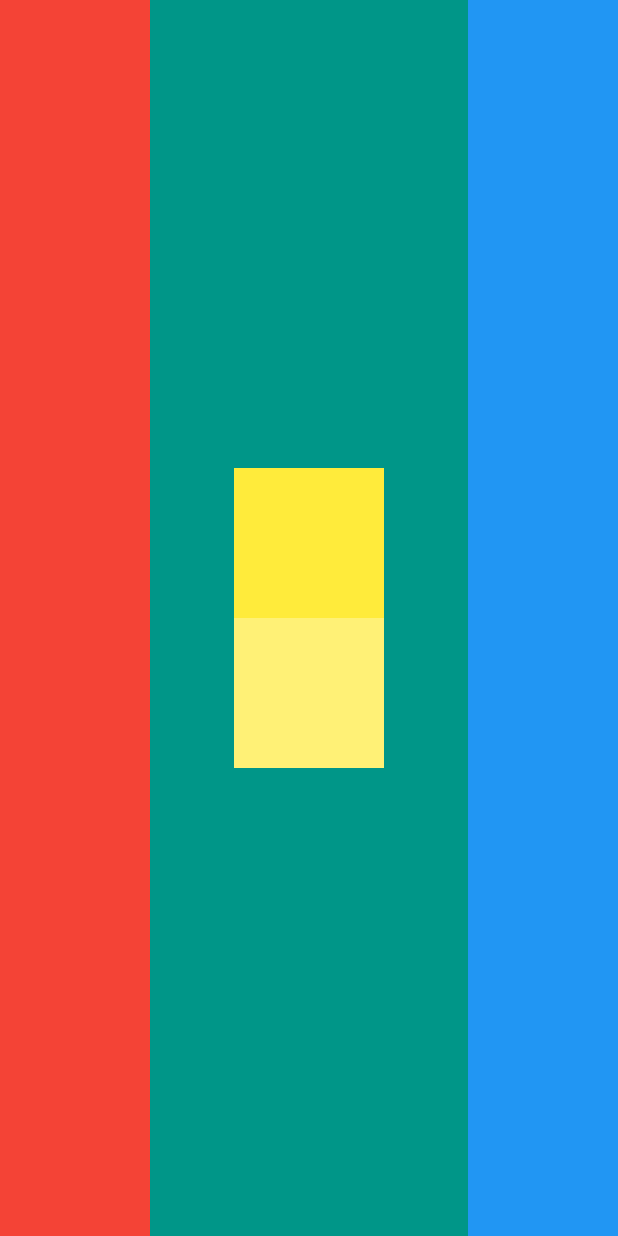
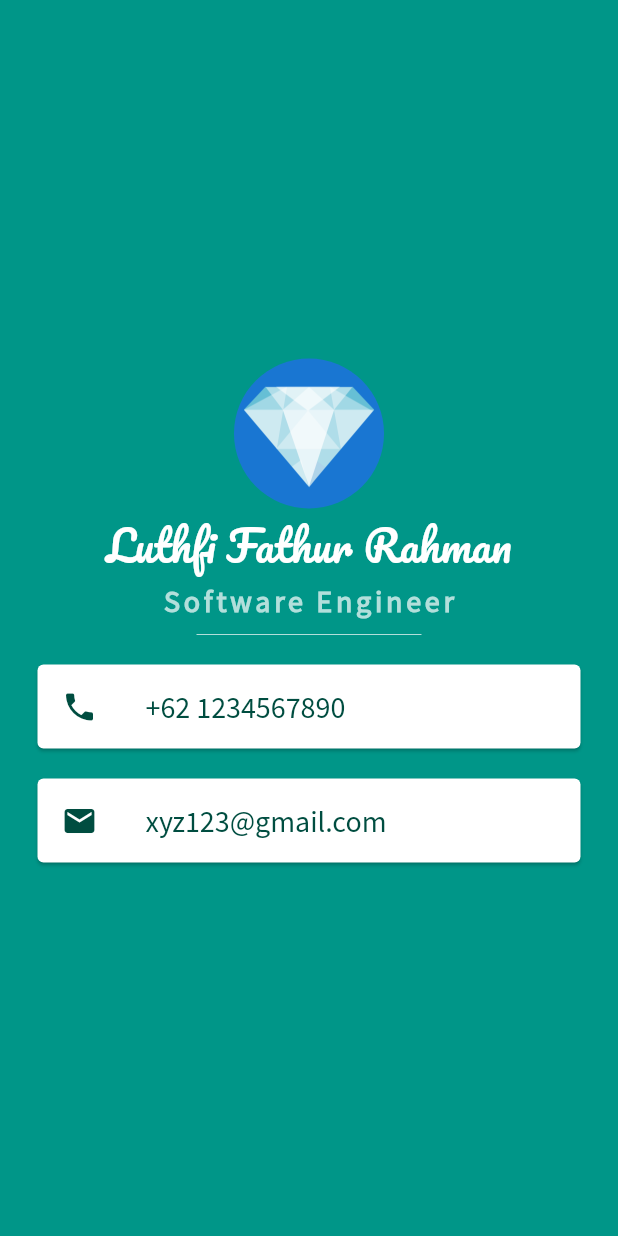
Before and after one commit to luthfifr/LearnFlutterUdemy, a Flutter app: the screen it shows after launch, on a phone screen of 412 x 824 dp. Run offline on Flutter 3.47's test engine with Material 2 defaults, Android fonts, the light colour scheme and no system bars.

Commit message:
make changes to create a business card layout

```diff
--- a/lib/main.dart
+++ b/lib/main.dart
@@ -13,33 +13,80 @@ class MyApp extends StatelessWidget {
       home: Scaffold(
         backgroundColor: Colors.teal,
         body: SafeArea(
-          child: Row(
-            crossAxisAlignment: CrossAxisAlignment.stretch,
+          child: Column(
+            mainAxisAlignment: MainAxisAlignment.center,
             children: <Widget>[
-              Container(
-                color: Colors.red,
-                width: 100.0,
+              CircleAvatar(
+                radius: 50,
+                backgroundImage: AssetImage('images/diamond.png'),
               ),
-              Expanded(
-                child: Column(
-                  mainAxisAlignment: MainAxisAlignment.center,
-                  children: <Widget>[
-                    Container(
-                      width: 100.0,
-                      height: 100.0,
-                      color: Colors.yellow,
+              Text(
+                'Luthfi Fathur Rahman',
+                style: TextStyle(
+                  fontFamily: 'Pacifico',
+                  color: Colors.white,
+                  fontSize: 28,
+                  fontWeight: FontWeight.w500,
+                ),
+              ),
+              Text(
+                'Software Engineer',
+                style: TextStyle(
+                  fontFamily: 'SourceSansPro',
+                  color: Colors.teal.shade100,
+                  fontSize: 20,
+                  letterSpacing: 2.5,
+                  fontWeight: FontWeight.bold,
+                ) ,
+              ),
+              SizedBox(
+                height: 20,
+                width: 150,
+                child: Divider(
+                  color: Colors.teal.shade100,
+                ),
+              ),
+              Card(
+                color: Colors.white,
+                margin: EdgeInsets.symmetric(
+                  vertical: 10,
+                  horizontal: 25,
+                ),
+                child: ListTile(
+                  leading: Icon(
+                    Icons.phone,
+                    color: Colors.teal.shade900,
+                  ),
+                  title: Text(
+                    '+62 1234567890',
+                    style: TextStyle(
+                      color: Colors.teal.shade900,
+                      fontFamily: 'SourceSansPro',
+                      fontSize: 20,
                     ),
-                    Container(
-                      width: 100.0,
-                      height: 100.0,
-                      color: Colors.yellow[300],
+                  ),
+                ),
+              ),
+              Card(
+                color: Colors.white,
+                margin: EdgeInsets.symmetric(
+                  vertical: 10,
+                  horizontal: 25,
+                ),
+                child: ListTile(
+                  leading: Icon(
+                    Icons.email,
+                    color: Colors.teal.shade900,
+                  ),
+                  title: Text(
+                    'xyz123@gmail.com',
+                    style: TextStyle(
+                      color: Colors.teal.shade900,
+                      fontFamily: 'SourceSansPro',
+                      fontSize: 20,
                     ),
-                  ],
-                )
-              ),
-              Container(
-                color: Colors.blue,
-                width: 100.0,
+                  ),
+                ),
               )
             ]
           )
```
Also changed, not shown: pubspec.yaml (+7 -25 lines), fonts/Pacifico-Regular.ttf (added), fonts/SourceSansPro-Regular.ttf (added).
